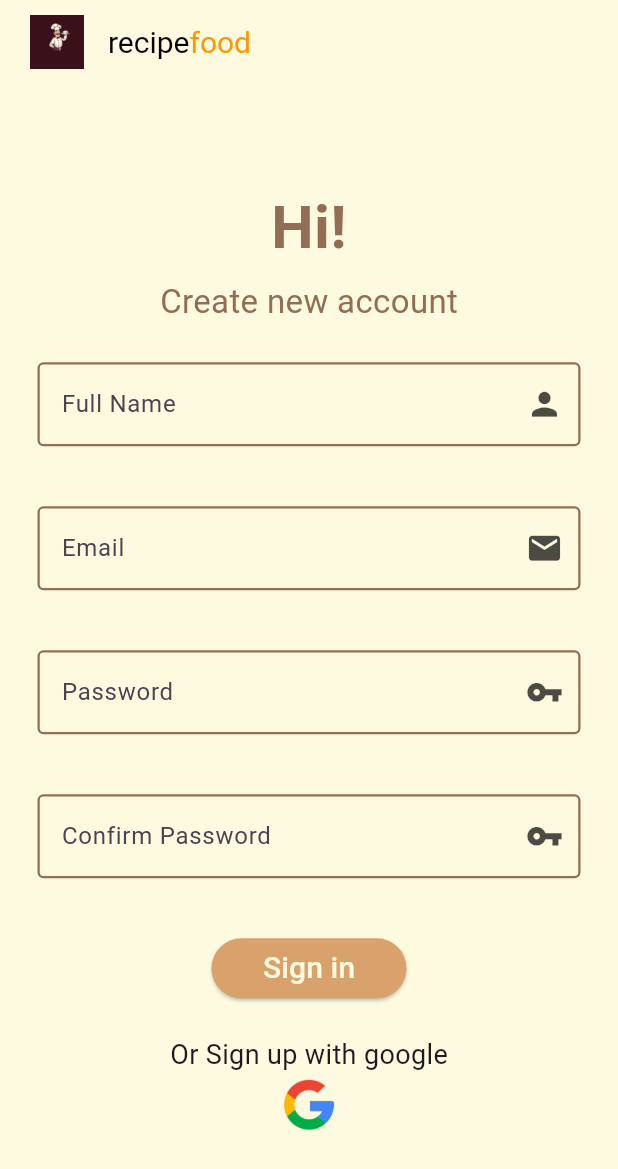
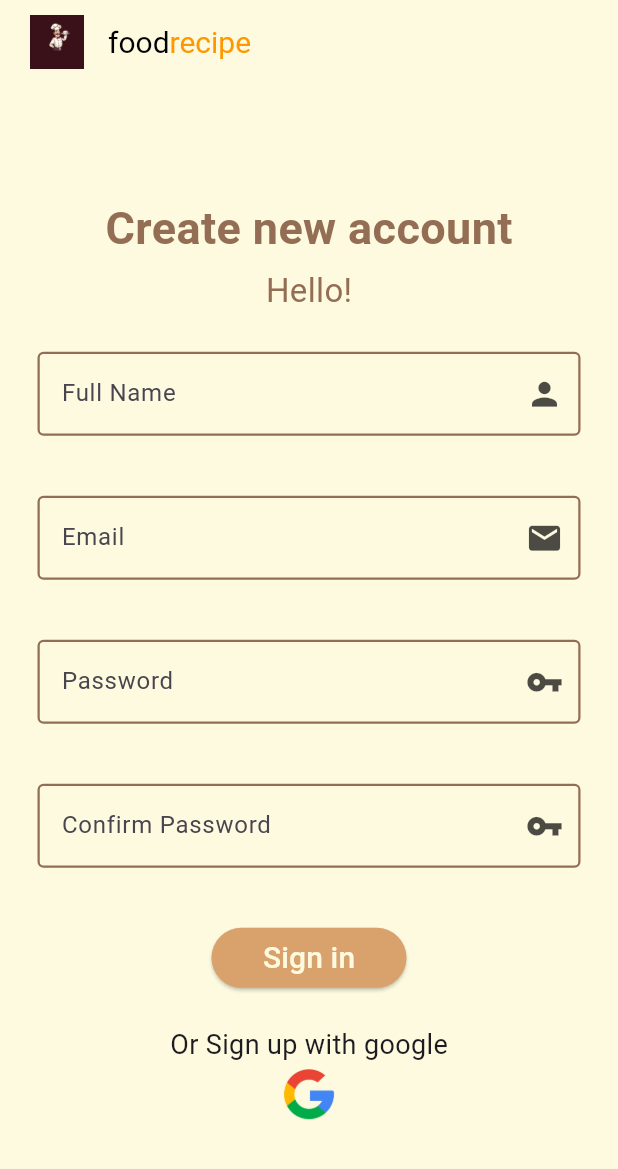
Before and after one commit to mandalajit/sprint4, a Flutter app: the screen it shows after launch, after a tap on "Sign Up", on a phone screen of 412 x 824 dp. Shown: the top 1169 px of the screen. Run offline on Flutter 3.47's test engine with Material 3 defaults, Android fonts, the phone set to English and light mode, and no system bars; our stand-ins replace dartz, dio, equatable, flutter_riverpod, hive_flutter, pretty_dio_logger and 1 more; accounts and stored records are empty.

Commit message:
make change in login and signup

```diff
--- a/lib/screen/login_screen.dart
+++ b/lib/screen/login_screen.dart
@@ -52,7 +52,7 @@ class _LoginScreenState extends State<LoginScreen> {
         children: [
 
 
-             Text("Welcome!",
+             Text("Welcome Back",
               textAlign: TextAlign.left,
               style: TextStyle(
                 fontSize: 40,
--- a/lib/screen/register_screen.dart
+++ b/lib/screen/register_screen.dart
@@ -16,14 +16,14 @@ class RegisterScreen extends StatelessWidget {
           text: TextSpan(
             children: [
               TextSpan(
-                text: 'recipe',
+                text: 'food',
                 style: TextStyle(
                   fontSize: 20,
                   color: Colors.black,
                 ),
               ),
               TextSpan(
-                text: 'food',
+                text: 'recipe',
                 style: TextStyle(
                   fontSize: 20,
                   color: Colors.orange,
@@ -39,10 +39,10 @@ class RegisterScreen extends StatelessWidget {
         crossAxisAlignment: CrossAxisAlignment.center,
 
         children: [
-          Text("Hi!",
+          Text("Create new account",
             textAlign: TextAlign.left,
             style: TextStyle(
-              fontSize: 40,
+              fontSize: 30,
               color: Color(0xFF946E54),
               fontWeight: FontWeight.bold,
             ),
@@ -51,7 +51,7 @@ class RegisterScreen extends StatelessWidget {
           SizedBox(
             height: 5,
           ),
-          Text("Create new account",
+          Text("Hello!",
             style: TextStyle(
               fontSize: 22,
               color: Color(0xFF946E54),
```
